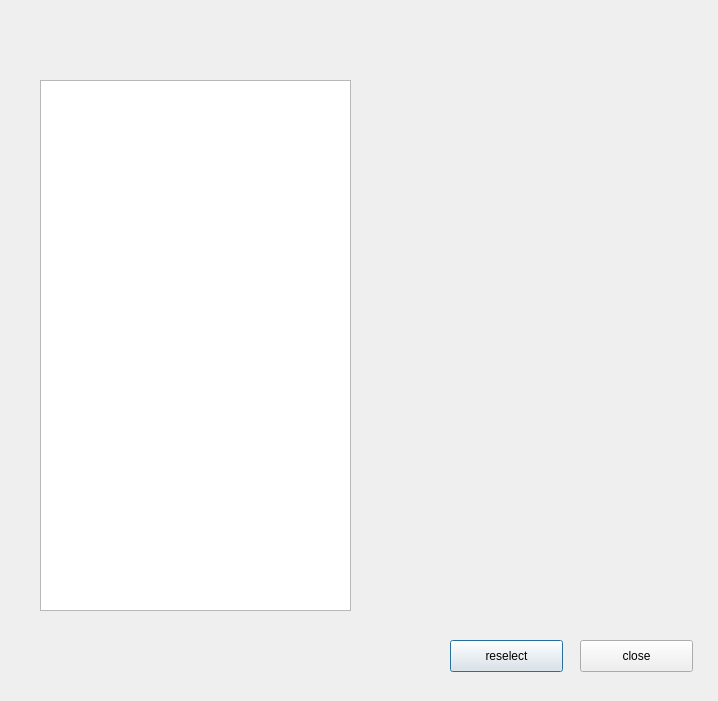
This is resultDialog_ui.ui in fangjingyan/ECE656project as Qt 5 draws it before an edit. The edited form follows.
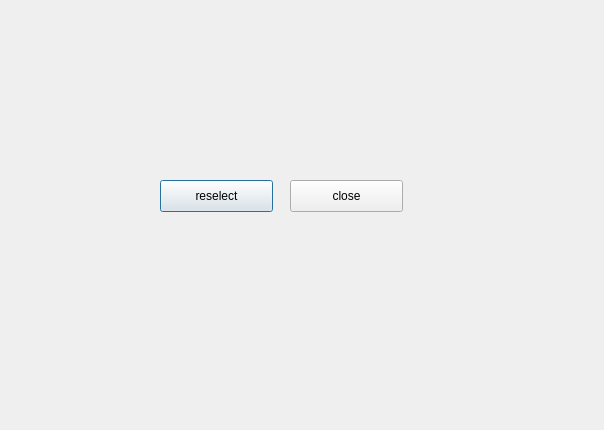
This is the edited form.

What changed in the file:
```diff
--- a/resultDialog_ui.ui
+++ b/resultDialog_ui.ui
@@ -6,28 +6,18 @@
    <rect>
     <x>0</x>
     <y>0</y>
-    <width>718</width>
-    <height>701</height>
+    <width>604</width>
+    <height>430</height>
    </rect>
   </property>
   <property name="windowTitle">
    <string>Dialog</string>
   </property>
-  <widget class="QListWidget" name="selectedAttributes">
-   <property name="geometry">
-    <rect>
-     <x>40</x>
-     <y>80</y>
-     <width>311</width>
-     <height>531</height>
-    </rect>
-   </property>
-  </widget>
   <widget class="QPushButton" name="reselectPushButton">
    <property name="geometry">
     <rect>
-     <x>450</x>
-     <y>640</y>
+     <x>160</x>
+     <y>180</y>
      <width>113</width>
      <height>32</height>
     </rect>
@@ -39,8 +29,8 @@
   <widget class="QPushButton" name="close">
    <property name="geometry">
     <rect>
-     <x>580</x>
-     <y>640</y>
+     <x>290</x>
+     <y>180</y>
      <width>113</width>
      <height>32</height>
     </rect>
```
